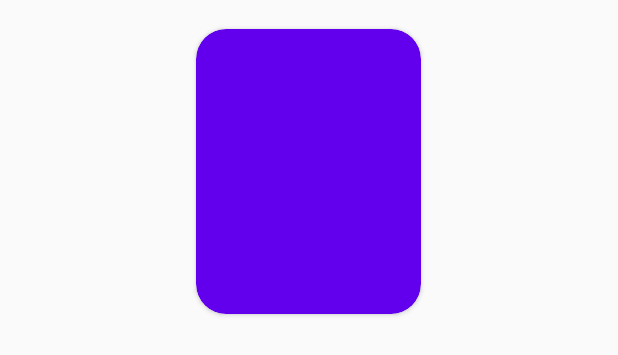
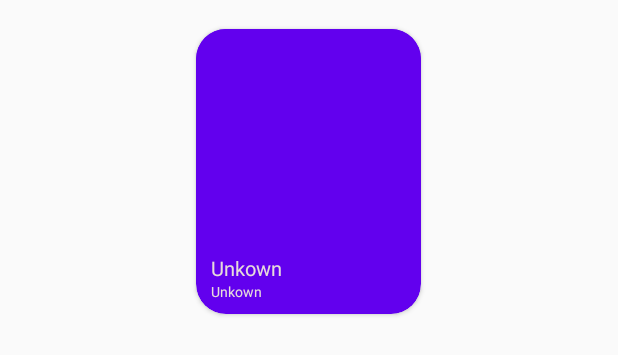
Before and after one commit to Feri97/EGER_2019_2_D_TEAM_3, an Android app: the layout adapter_playlist_layout.xml on its own in the app's theme, with its tools: preview values and no code run, on a phone screen of 412 x 824 dp. Shown: the top 355 px of the screen. Run offline under Robolectric (Android 15) with nearby library versions, the phone set to English and light mode, and no system bars.

Commit message:
layout/adapter_playlist_layout.xml - Folytatás(LinearLayout)
Signed-off-by: Feri97 <csongradi0706@gmail.com>

```diff
--- a/Project/app/src/main/res/layout/adapter_playlist_layout.xml
+++ b/Project/app/src/main/res/layout/adapter_playlist_layout.xml
@@ -10,5 +10,38 @@
     card_view:cardElevation="1dp"
     app:cardCornerRadius="20dp"
     app:cardBackgroundColor="@color/colorPrimary">
+    <LinearLayout
+        android:layout_width="match_parent"
+        android:layout_height="wrap_content"
+        android:orientation="vertical">
 
+        <ImageView
+            android:id="@+id/album_image"
+            android:layout_width="match_parent"
+            android:layout_height="150dp"
+            android:layout_gravity="center_vertical"
+            android:background="@color/colorPrimary"
+            android:scaleType="centerCrop" />
+
+        <TextView
+            android:textSize="13sp"
+            android:id="@+id/album_name"
+            android:layout_width="match_parent"
+            android:layout_marginLeft="10dp"
+            android:layout_height="match_parent"
+            android:singleLine="true"
+            android:textColor="#E7DBDB"
+
+            android:text="Unkown"/>
+        <TextView
+            android:textSize="9sp"
+            android:textColor="#E7DBDB"
+            android:id="@+id/album_artist"
+            android:layout_width="match_parent"
+            android:layout_height="match_parent"
+            android:singleLine="true"
+            android:layout_marginLeft="10dp"
+            android:text="Unkown" />
+
+    </LinearLayout>
 </android.support.v7.widget.CardView>
```
